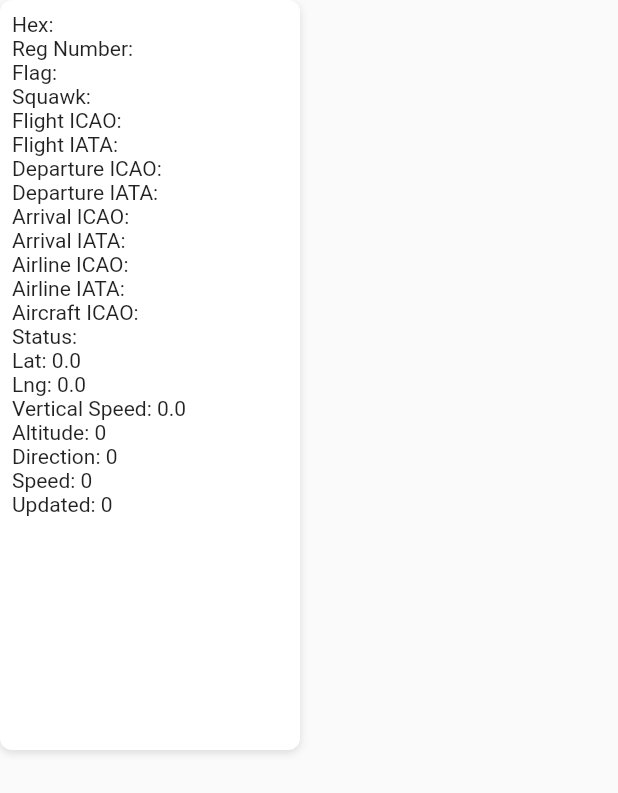
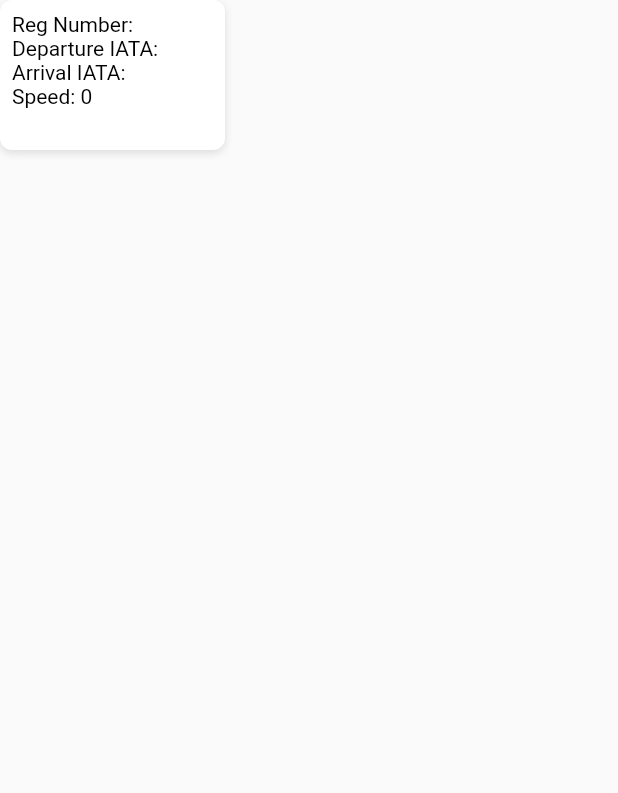
Before and after one commit to JaydenLeHiep/testfrontend2, a Flutter app: the FlightTooltip widget shown alone on an empty page, opened directly with empty values, on a phone screen of 412 x 824 dp. Shown: the top 793 px of the screen. Run offline on Flutter 3.47's test engine with Material 2 defaults, Android fonts, the phone set to English and light mode, and no system bars; our stand-ins replace flutter_map, latlong2; network calls fail.

Commit message:
update frontend better

```diff
--- a/flights_frontend/lib/widgets/flight_popup.dart
+++ /dev/null
@@ -1,45 +0,0 @@
-// flight_popup.dart
-
-import 'package:flutter/material.dart';
-import '../models/airline_flight.dart'; // Adjust the import path if needed
-
-class FlightPopup extends StatelessWidget {
-  final AirlineFlight flight;
-
-  const FlightPopup({super.key, required this.flight});
-
-  @override
-  Widget build(BuildContext context) {
-    return Card(
-      child: Padding(
-        padding: const EdgeInsets.all(8.0),
-        child: Column(
-          crossAxisAlignment: CrossAxisAlignment.start,
-          children: [
-            Text('Hex: ${flight.hex ?? 'N/A'}'),
-            Text('Reg Number: ${flight.regNumber ?? 'N/A'}'),
-            Text('Flag: ${flight.flag ?? 'N/A'}'),
-            Text('Squawk: ${flight.squawk ?? 'N/A'}'),
-            Text('Flight ICAO: ${flight.flightIcao ?? 'N/A'}'),
-            Text('Flight IATA: ${flight.flightIata ?? 'N/A'}'),
-            Text('Departure ICAO: ${flight.depIcao ?? 'N/A'}'),
-            Text('Departure IATA: ${flight.depIata ?? 'N/A'}'),
-            Text('Arrival ICAO: ${flight.arrIcao ?? 'N/A'}'),
-            Text('Arrival IATA: ${flight.arrIata ?? 'N/A'}'),
-            Text('Airline ICAO: ${flight.airlineIcao ?? 'N/A'}'),
-            Text('Airline IATA: ${flight.airlineIata ?? 'N/A'}'),
-            Text('Aircraft ICAO: ${flight.aircraftIcao ?? 'N/A'}'),
-            Text('Status: ${flight.status ?? 'N/A'}'),
-            Text('Lat: ${flight.lat.toString()}'),
-            Text('Lng: ${flight.lng.toString()}'),
-            Text('Vertical Speed: ${flight.vSpeed.toString()}'),
-            Text('Altitude: ${flight.alt.toString()}'),
-            Text('Direction: ${flight.dir.toString()}'),
-            Text('Speed: ${flight.speed.toString()}'),
-            Text('Updated: ${flight.updated.toString()}'),
-          ],
-        ),
-      ),
-    );
-  }
-}
--- a/flights_frontend/lib/widgets/flight_tooltip.dart
+++ b/flights_frontend/lib/widgets/flight_tooltip.dart
@@ -9,8 +9,8 @@ class FlightTooltip extends StatelessWidget {
   @override
   Widget build(BuildContext context) {
     return Container(
-      width: 200,
-      height: 500,
+      width: 150,
+      height: 100,
       decoration: BoxDecoration(
         color: Colors.white,
         borderRadius: BorderRadius.circular(8),
@@ -23,31 +23,19 @@ class FlightTooltip extends StatelessWidget {
         ],
       ),
       padding: const EdgeInsets.all(8.0),
+      child: DefaultTextStyle(
+        style: const TextStyle(
+            fontSize: 14,
+            color: Colors.black), // Adjust the style as you see fit
         child: Column(
           crossAxisAlignment: CrossAxisAlignment.start,
           children: <Widget>[
-          Text('Hex: ${flight.hex ?? 'N/A'}'),
             Text('Reg Number: ${flight.regNumber ?? 'N/A'}'),
-          Text('Flag: ${flight.flag ?? 'N/A'}'),
-          Text('Squawk: ${flight.squawk ?? 'N/A'}'),
-          Text('Flight ICAO: ${flight.flightIcao ?? 'N/A'}'),
-          Text('Flight IATA: ${flight.flightIata ?? 'N/A'}'),
-          Text('Departure ICAO: ${flight.depIcao ?? 'N/A'}'),
             Text('Departure IATA: ${flight.depIata ?? 'N/A'}'),
-          Text('Arrival ICAO: ${flight.arrIcao ?? 'N/A'}'),
             Text('Arrival IATA: ${flight.arrIata ?? 'N/A'}'),
-          Text('Airline ICAO: ${flight.airlineIcao ?? 'N/A'}'),
-          Text('Airline IATA: ${flight.airlineIata ?? 'N/A'}'),
-          Text('Aircraft ICAO: ${flight.aircraftIcao ?? 'N/A'}'),
-          Text('Status: ${flight.status ?? 'N/A'}'),
-          Text('Lat: ${flight.lat.toString()}'),
-          Text('Lng: ${flight.lng.toString()}'),
-          Text('Vertical Speed: ${flight.vSpeed.toString()}'),
-          Text('Altitude: ${flight.alt.toString()}'),
-          Text('Direction: ${flight.dir.toString()}'),
             Text('Speed: ${flight.speed.toString()}'),
-          Text('Updated: ${flight.updated.toString()}'),
           ],
+        ),
       ),
     );
   }
--- a/flights_frontend/pubspec.yaml
+++ b/flights_frontend/pubspec.yaml
@@ -66,6 +66,9 @@ flutter:
   assets:
     - assets/flight.svg
     - assets/airports.json
+    - assets/airplane.png
+    - assets/flight.png
+    - assets/flight1.png
 
   # An image asset can refer to one or more resolution-specific "variants", see
   # https://flutter.dev/assets-and-images/#resolution-aware
```
Also changed, not shown: flights_frontend/lib/main.dart (+72 -20 lines), flights_frontend/lib/widgets/flight_list_widget.dart (added, +34 -0 lines), flights_frontend/assets/airplane.png (added), flights_frontend/assets/flight.png (added), flights_frontend/assets/flight1.png (added). Lines whose indentation alone changed are shown as unchanged.
